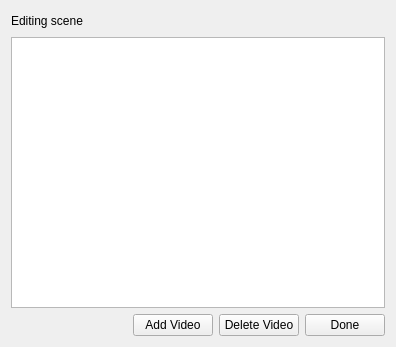
This is sceneform.ui in xciollax/VSEL as Qt 5 draws it before an edit. The edited form follows.
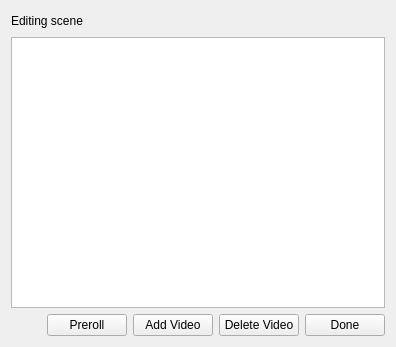
This is the edited form.

What changed in the file:
```diff
--- a/sceneform.ui
+++ b/sceneform.ui
@@ -91,6 +91,13 @@
        </property>
       </spacer>
      </item>
+     <item>
+      <widget class="QPushButton" name="prerollButton">
+       <property name="text">
+        <string>Preroll</string>
+       </property>
+      </widget>
+     </item>
      <item>
       <widget class="QPushButton" name="addVideoButton">
        <property name="text">
```
